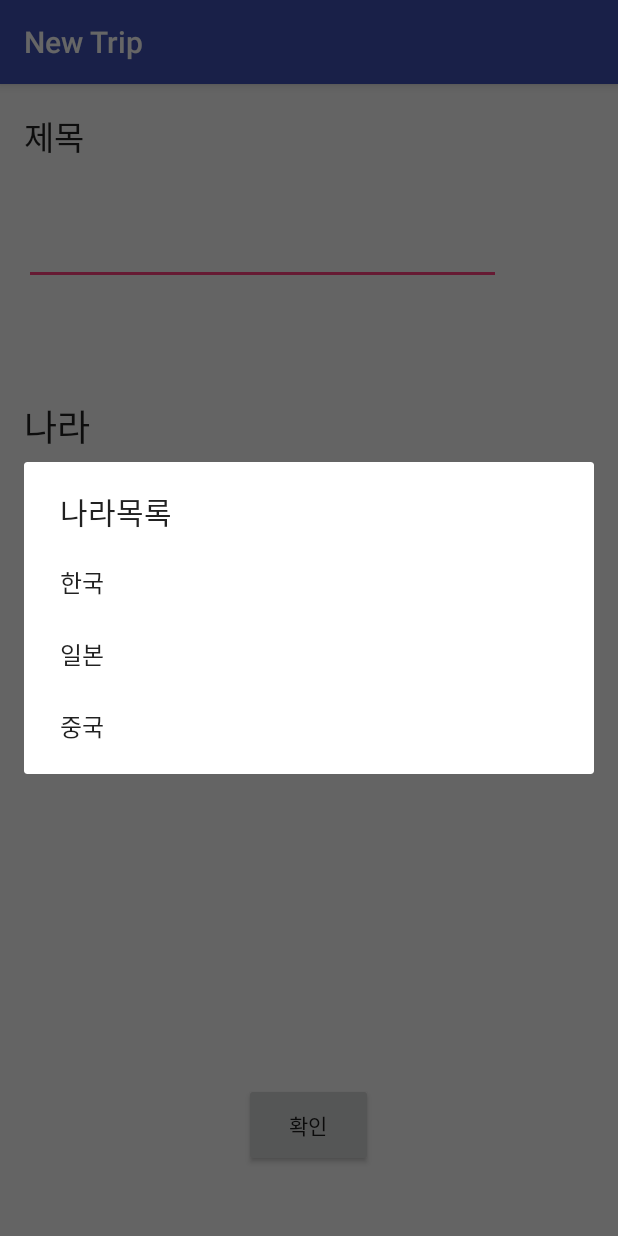
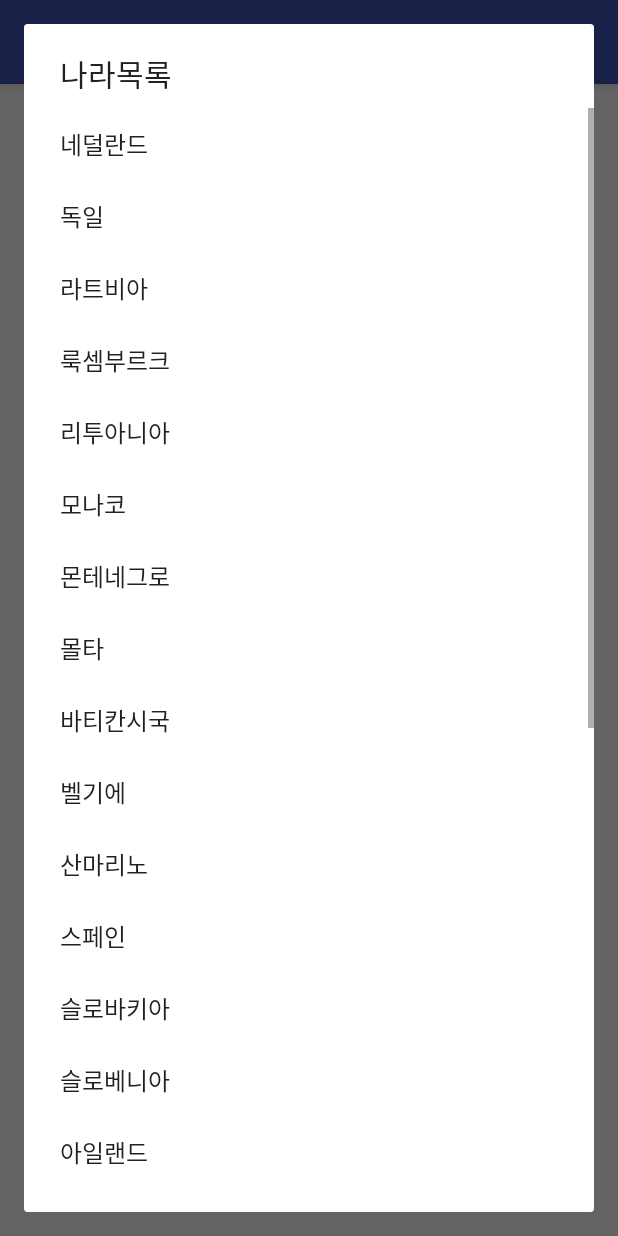
Before and after one commit to heojoung2/Android, an Android app: the NewtripActivity screen opened directly, with no data from a screen before it, after a tap on "나라목록", on a phone screen of 412 x 824 dp. Run offline under Robolectric (Android 15) with nearby library versions, the phone set to English and light mode, and no system bars.

Commit message:
여행 리스트 추가

```diff
--- a/TipTrip/app/src/main/java/com/example/heo/tiptrip/NewtripActivity.java
+++ b/TipTrip/app/src/main/java/com/example/heo/tiptrip/NewtripActivity.java
@@ -13,7 +13,7 @@ import android.widget.Toast;
 
 public class NewtripActivity extends AppCompatActivity {
 
-    private String[] country_list={"한국","일본","중국"};
+    private String[] country_list={"네덜란드","독일","라트비아","룩셈부르크","리투아니아","모나코","몬테네그로","몰타","바티칸시국","벨기에","산마리노","스페인","슬로바키아","슬로베니아","아일랜드","안도라","에스토니아","오스트리아","이탈리아","일본","코소보","키프로스","포르투갈","프랑스","핀란드","한국","홍콩"};
     private String country="";
 
     @Override
```
